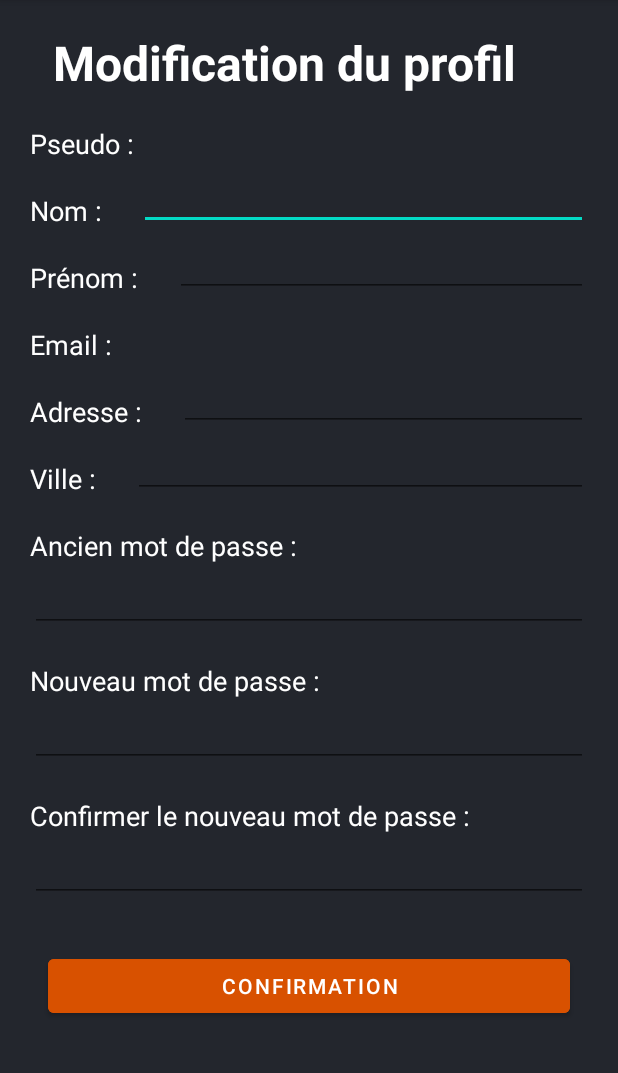
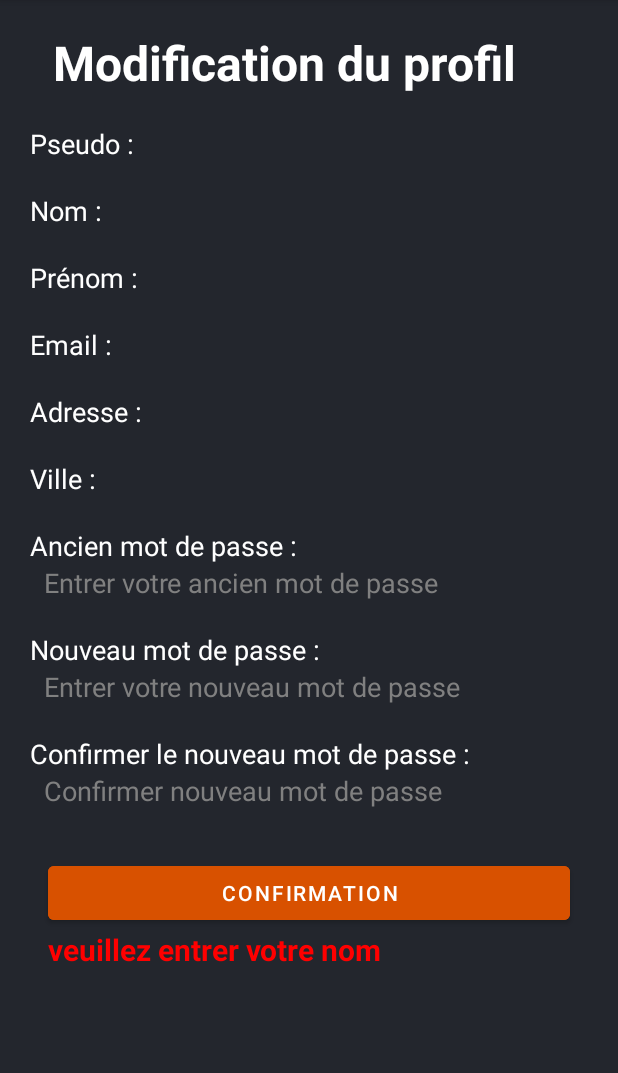
Before and after one commit to DUT-Info-Montreuil/SAE4A__Solanki_Nguyen_Obrun_Cyriaque, an Android app: the ModifierProfilActivity screen opened directly, with no data from a screen before it, after a tap on "CONFIRMATION", on a phone screen of 412 x 824 dp, the part 84-1157 px from its top. Run offline under Robolectric (Android 15) with nearby library versions, the phone set to English and light mode, and no system bars; 7 statements that could not run were skipped.

Commit message:
modification du profil

```diff
--- a/Burgger/app/src/main/java/com/example/burgger/ModifierProfilActivity.java
+++ b/Burgger/app/src/main/java/com/example/burgger/ModifierProfilActivity.java
@@ -56,24 +56,25 @@ public class ModifierProfilActivity extends AppCompatActivity {
         Gson gson = new Gson();
         String json = sharedPreferences.getString("user", "");
         user = gson.fromJson(json, User.class);
+        System.out.println(user.toString());
 
         mUsernameEditText = findViewById(R.id.edit_username);
         mUsernameEditText.setText(user.getUsername());
 
         mNameEditText = findViewById(R.id.edit_name);
-        mNameEditText.setHint(user.getName());
+        mNameEditText.setText(user.getName().toString());
 
         mFirstNameEditText = findViewById(R.id.edit_firstName);
-        mFirstNameEditText.setHint(user.getFisrtname());
+        mFirstNameEditText.setText(user.getFisrtname().toString());
 
         mEmailEditText = findViewById(R.id.edit_email);
         mEmailEditText.setText(user.getEmail());
 
         mAddressEditText = findViewById(R.id.edit_address);
-        mAddressEditText.setHint(user.getAddress());
+        mAddressEditText.setText(user.getAddress().toString());
 
         mCityEditText = findViewById(R.id.edit_city);
-        mCityEditText.setHint(user.getCity());
+        mCityEditText.setText(user.getCity().toString());
 
         mConfirmationButton = findViewById(R.id.confirmationButton);
 
@@ -85,25 +86,38 @@ public class ModifierProfilActivity extends AppCompatActivity {
         mConfirmationButton.setOnClickListener(new View.OnClickListener() {
             @Override
             public void onClick(View view) {
-                //ne peut pas avoir le meme pseudo et la meme adresse mail + verification de l'adresse mail
+                String username = mUsernameEditText.getText().toString();
+                String newpass = mNewEditText.getText().toString();
+                String oldpass = mOldEditText.getText().toString();
+                String newCpass = mNewCEditText.getText().toString();
+                String city = mCityEditText.getText().toString();
+                String address = mAddressEditText.getText().toString();
+                String name = mNameEditText.getText().toString();
+                String firstname= mFirstNameEditText.getText().toString();
 
+
+                if(checkForm( newpass,oldpass, city, address, name, firstname))
+                    modificationProfil(username,newpass,city,address,name,firstname, oldpass, newCpass);
             }
+
+
         });
 
 
     }
 
     public static boolean isPasswordValid(String password) {
-        String regex = "^(?=.*[a-z])(?=.*[A-Z])(?=.*\\d)(?=.*[@$!%*?&])[A-Za-z\\d@$!%*?&]{8,}$";
-        Pattern pattern = Pattern.compile(regex);
-        Matcher matcher = pattern.matcher(password);
-        return matcher.matches();
+        if (password.matches("^(?=.*[A-Z])(?=.*[0-9])(?=.*[!@#$&*]).{8,}$")) {
+            return true;
+        } else {
+            return false;
+        }
     }
 
 
-    public void modificationProfil(String username, String newpass, String city,String adress,String name , String firtName, String oldpass, String newCpass) {
-        ModifierProfilActivity.ApiInterface apiInterface = RetrofitClientInstance.getRetrofitInstance().create(ModifierProfilActivity.ApiInterface.class);
-        Call<ResponseBody> call = apiInterface.modifierProfil(username, newpass,name,firtName, adress,city, oldpass, newCpass);
+    public void modificationProfil(String username, String newpass, String city,String address,String name , String firtName, String oldpass, String newCpass) {
+        ApiInterface apiInterface = RetrofitClientInstance.getRetrofitInstance().create(ApiInterface.class);
+        Call<ResponseBody> call = apiInterface.modification(username, newpass,name,firtName, address,city, oldpass, newCpass);
         call.enqueue(new Callback<ResponseBody>() {
             @Override
             public void onResponse(Call<ResponseBody> call, Response<ResponseBody> response) {
@@ -118,15 +132,23 @@ public class ModifierProfilActivity extends AppCompatActivity {
                         // modification réussite
                         String successMessage = jsonObject.getString("msg");
                         Toast.makeText(getApplicationContext(), successMessage, Toast.LENGTH_LONG).show();
-                        Intent intent=new Intent(getApplicationContext(),ProfilActivity.class);
-                        startActivity(intent);
+                        SharedPreferences sharedPreferences = getSharedPreferences("myPrefs", MODE_PRIVATE);
+                        SharedPreferences.Editor editor = sharedPreferences.edit();
+                        editor.clear();
+                        editor.apply();
+                        Gson gson = new Gson();
+                        String json = gson.toJson(user);
+                        editor.putString("user", json);
+                        editor.apply();
+                        finish();
+                        Intent registerActivity = new Intent(getApplicationContext(), ProfilActivity.class);
+                        startActivity(registerActivity);
+
                     }
                 } catch (IOException | JSONException e) {
                     e.printStackTrace();
                 }
             }
-
-
             @Override
             public void onFailure(Call<ResponseBody> call, Throwable t) {
                 t.printStackTrace();
@@ -137,16 +159,41 @@ public class ModifierProfilActivity extends AppCompatActivity {
     public interface ApiInterface {
         @FormUrlEncoded
         @POST("modification.php")
-        Call<ResponseBody> modifierProfil(
+        Call<ResponseBody> modification(
                 @Field("username") String username,
                 @Field("newpass") String newpass,
                 @Field("name") String name,
                 @Field("firstName") String firstName,
                 @Field("address") String address,
                 @Field("city") String city,
-                @Field("olspass") String oldpass,
+                @Field("oldpass") String oldpass,
                 @Field("newCpass") String newCpass
         );
+    }
+
+    public boolean checkForm(String password, String oldpassword,String city,String address,String name,String firstname){
+
+        if (name.isEmpty()){
+            mErrorMessage.setText("veuillez entrer votre nom");
+        }
+        else if (firstname.isEmpty()){
+            mErrorMessage.setText("veuillez entrer votre prénom");
+        }
+        else if(!isPasswordValid(password)) {
+            if(!oldpassword.isEmpty()) {
+                mErrorMessage.setTextSize(10);
+                mErrorMessage.setText("Votre mot de passe doit contenir Contient au moins 8 caractères\n" +
+                        "Contient au moins une majuscule\n" +
+                        "Contient au moins une minuscule\n" +
+                        "Contient au moins un chiffre\n" +
+                        "Contient au moins un caractère spécial");
+            }
+        } else if (city.isEmpty()) {
+            mErrorMessage.setText("veuillez entrer une ville");
+        } else if (address.isEmpty()) {
+            mErrorMessage.setText("veuillez entrez votre adresse");
+        }
+        return true;
     }
 
 
--- a/Burgger/app/src/main/java/com/example/burgger/ProfilActivity.java
+++ b/Burgger/app/src/main/java/com/example/burgger/ProfilActivity.java
@@ -66,8 +66,10 @@ public class ProfilActivity extends AppCompatActivity {
         mEditProfilButton.setOnClickListener(new View.OnClickListener() {
             @Override
             public void onClick(View view) {
+                finish();
                 Intent registerActivity = new Intent(getApplicationContext(), ModifierProfilActivity.class);
                 startActivity(registerActivity);
+
             }
         });
 
--- a/Burgger/app/src/main/res/layout/activity_modifier_profil.xml
+++ b/Burgger/app/src/main/res/layout/activity_modifier_profil.xml
@@ -36,7 +36,7 @@
         android:layout_height="wrap_content"
         android:text=""
         android:textSize="18sp"
-        android:textColor="@color/white"
+        android:textColor="@color/orange"
         android:layout_below="@id/textView"
         android:layout_marginTop="20dp"
         android:layout_marginRight="20dp"
@@ -57,9 +57,11 @@
         android:id="@+id/edit_name"
         android:layout_width="match_parent"
         android:layout_height="wrap_content"
-        android:hint=""
+        android:background="@color/backGroundApp"
         android:textColor="@color/white"
+        android:text = ""
         android:layout_below="@id/text_username"
+        android:layout_marginTop="20dp"
         android:layout_marginRight="20dp"
         android:layout_marginLeft="20dp"
         android:layout_toRightOf="@id/text_name"/>
@@ -79,7 +81,9 @@
         android:id="@+id/edit_firstName"
         android:layout_width="match_parent"
         android:layout_height="wrap_content"
-        android:hint=""
+        android:text=""
+        android:layout_marginTop="20dp"
+        android:background="@color/backGroundApp"
         android:textColor="@color/white"
         android:layout_below="@id/text_name"
         android:layout_marginRight="20dp"
@@ -102,7 +106,7 @@
         android:layout_width="match_parent"
         android:layout_height="wrap_content"
         android:text=""
-        android:textColor="@color/white"
+        android:textColor="@color/orange"
         android:layout_below="@id/text_firstName"
         android:layout_marginRight="20dp"
         android:layout_marginTop="20dp"
@@ -124,7 +128,9 @@
         android:id="@+id/edit_address"
         android:layout_width="match_parent"
         android:layout_height="wrap_content"
-        android:hint=""
+        android:text=""
+        android:layout_marginTop="20dp"
+        android:background="@color/backGroundApp"
         android:textColor="@color/white"
         android:layout_below="@id/text_email"
         android:layout_marginRight="20dp"
@@ -146,7 +152,9 @@
         android:id="@+id/edit_city"
         android:layout_width="match_parent"
         android:layout_height="wrap_content"
-        android:hint=""
+        android:text = ""
+        android:layout_marginTop="20dp"
+        android:background="@color/backGroundApp"
         android:textColor="@color/white"
         android:layout_below="@id/text_address"
         android:layout_marginRight="20dp"
@@ -168,7 +176,10 @@
         android:id="@+id/edit_oldpass"
         android:layout_width="match_parent"
         android:layout_height="wrap_content"
-        android:hint=""
+        android:hint = "  Entrer votre ancien mot de passe"
+        android:textColorHint="@color/gray"
+        android:background="@color/backGroundApp"
+        android:inputType="textPassword"
         android:textColor="@color/white"
         android:layout_below="@id/text_oldpass"
         android:layout_marginRight="20dp"
@@ -189,7 +200,10 @@
         android:id="@+id/edit_newpass"
         android:layout_width="match_parent"
         android:layout_height="wrap_content"
-        android:hint=""
+        android:hint = "  Entrer votre nouveau mot de passe"
+        android:textColorHint="@color/gray"
+        android:background="@color/backGroundApp"
+        android:inputType="textPassword"
         android:textColor="@color/white"
         android:layout_below="@id/text_newpass"
         android:layout_marginRight="20dp"
@@ -210,7 +224,10 @@
         android:id="@+id/edit_newCpass"
         android:layout_width="match_parent"
         android:layout_height="wrap_content"
-        android:hint=""
+        android:hint = "  Confirmer nouveau mot de passe"
+        android:textColorHint="@color/gray"
+        android:background="@color/backGroundApp"
+        android:inputType="textPassword"
         android:textColor="@color/white"
         android:layout_below="@id/text_newCpass"
         android:layout_marginRight="20dp"
@@ -236,7 +253,6 @@
         android:text=""
         android:textColor="@color/red"
         android:layout_marginStart="32dp"
-        android:layout_marginTop="32dp"
         android:layout_marginEnd="32dp"
         android:layout_below="@id/confirmationButton"
         android:textSize="20sp"
--- a/Burgger/app/src/main/res/layout/activity_profil.xml
+++ b/Burgger/app/src/main/res/layout/activity_profil.xml
@@ -41,7 +41,7 @@
         android:layout_height="wrap_content"
         android:layout_gravity="left"
         android:text=""
-        android:textColor="@color/red"
+        android:textColor="@color/orange"
         android:textSize="20sp"
         android:textStyle="bold"
         android:layout_margin="20sp"
```
Also changed, not shown: 1 other file.
